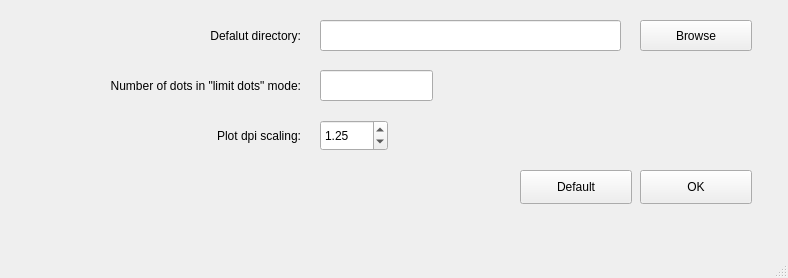
Above: uiDesigns/SettingsWindow.ui from ym3141/EasyFlowQ before the change. Below: the same form after it.
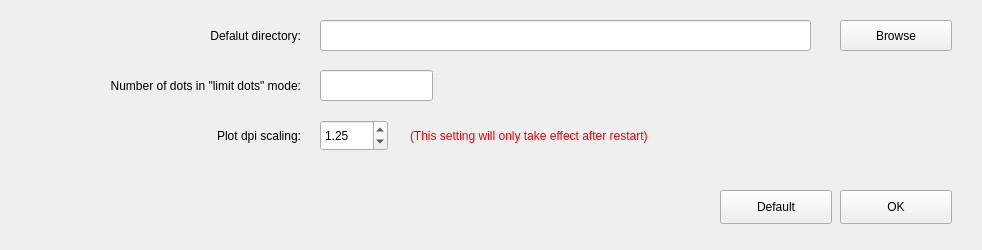
That is the form after the change.

Commit message: more work on the setting window

```diff
--- a/uiDesigns/SettingsWindow.ui
+++ b/uiDesigns/SettingsWindow.ui
@@ -6,8 +6,8 @@
    <rect>
     <x>0</x>
     <y>0</y>
-    <width>788</width>
-    <height>278</height>
+    <width>982</width>
+    <height>250</height>
    </rect>
   </property>
   <property name="windowTitle">
@@ -17,8 +17,8 @@
    <widget class="QPushButton" name="OKPB">
     <property name="geometry">
      <rect>
-      <x>640</x>
-      <y>170</y>
+      <x>840</x>
+      <y>190</y>
       <width>112</width>
       <height>34</height>
      </rect>
@@ -30,8 +30,8 @@
    <widget class="QPushButton" name="defaultPB">
     <property name="geometry">
      <rect>
-      <x>520</x>
-      <y>170</y>
+      <x>720</x>
+      <y>190</y>
       <width>112</width>
       <height>34</height>
      </rect>
@@ -45,7 +45,7 @@
      <rect>
       <x>320</x>
       <y>20</y>
-      <width>301</width>
+      <width>491</width>
       <height>31</height>
      </rect>
     </property>
@@ -69,7 +69,7 @@
    <widget class="QPushButton" name="browsePB">
     <property name="geometry">
      <rect>
-      <x>640</x>
+      <x>840</x>
       <y>20</y>
       <width>112</width>
       <height>31</height>
@@ -143,6 +143,27 @@
      <double>1.250000000000000</double>
     </property>
    </widget>
+   <widget class="QLabel" name="label_4">
+    <property name="geometry">
+     <rect>
+      <x>410</x>
+      <y>120</y>
+      <width>341</width>
+      <height>31</height>
+     </rect>
+    </property>
+    <property name="font">
+     <font>
+      <underline>false</underline>
+     </font>
+    </property>
+    <property name="styleSheet">
+     <string notr="true">color: rgb(255, 0, 0)</string>
+    </property>
+    <property name="text">
+     <string>(This setting will only take effect after restart)</string>
+    </property>
+   </widget>
   </widget>
   <widget class="QMenuBar" name="menubar">
    <property name="geometry">
@@ -154,7 +175,6 @@
     </rect>
    </property>
   </widget>
-  <widget class="QStatusBar" name="statusbar"/>
  </widget>
  <resources/>
  <connections/>
```
Left out of the diff: 4 changed lines with no effect on the pictures. The commit also changes 2 other files.
